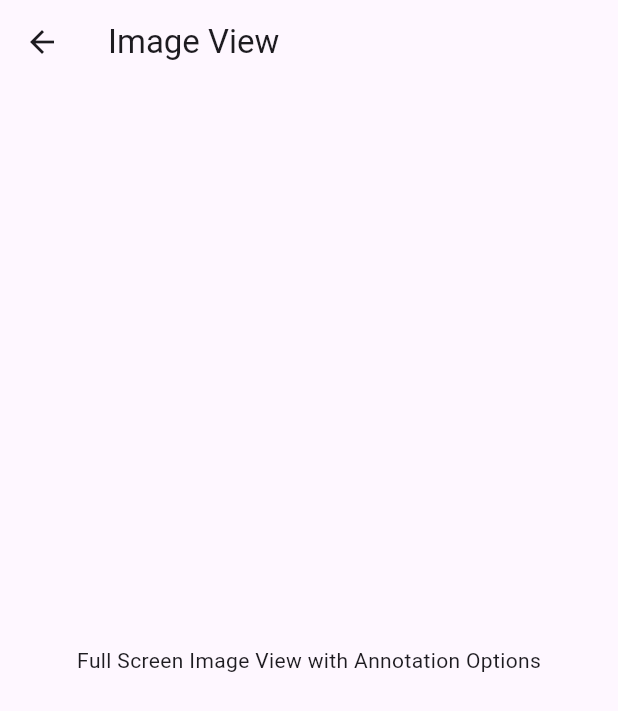
After one commit to sauravsomxz/image_annotation, a Flutter app: the ImageView screen opened directly, on a phone screen of 412 x 824 dp. The commit adds this screen. Shown: the top 711 px of the screen. Run offline on Flutter 3.47's test engine with Material 3 defaults, Android fonts, the phone set to English and light mode, and no system bars.

Commit message:
Image View Screen: Placeholder UI (#2)
* Added a check for showing ot hiding debug checker banner based on release mode or debug mode

* Added routing to Image View for Full Screen View

* Full Screen Image View Placeholder UI

```diff
--- /dev/null
+++ b/lib/views/image_view.dart
@@ -0,0 +1,24 @@
+// @author [Sourav Ranjan Maharana]
+// @email [saurav.maharana07@gmail.com]
+// @create date 15:19:56 2025-12-22
+// @modify date 15:19:56 2025-12-22
+// @desc [
+//      File Holds the UI for Showing Image in FullScreen View
+//      The option to edit or annot will be present here
+//       ]
+
+import 'package:flutter/material.dart';
+
+class ImageView extends StatelessWidget {
+  const ImageView({super.key});
+
+  @override
+  Widget build(BuildContext context) {
+    return Scaffold(
+      appBar: AppBar(title: const Text('Image View'), centerTitle: false),
+      body: const Center(
+        child: Text('Full Screen Image View with Annotation Options'),
+      ),
+    );
+  }
+}
```
Also changed, not shown: lib/main.dart (+6 -1 lines), lib/views/home_view.dart (+11 -3 lines).
